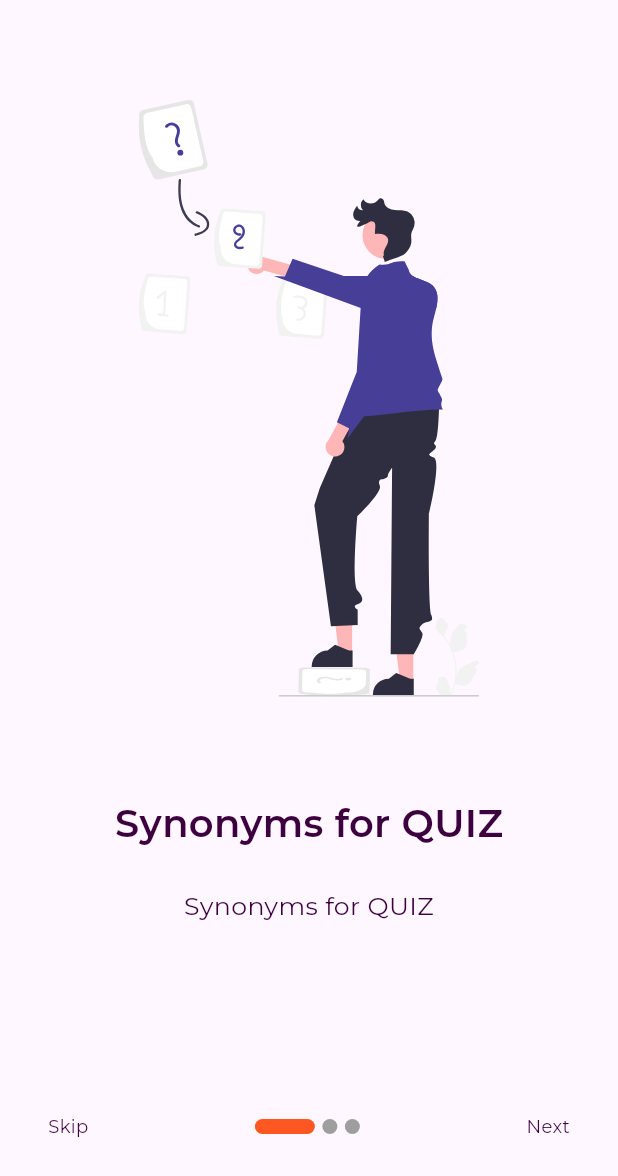
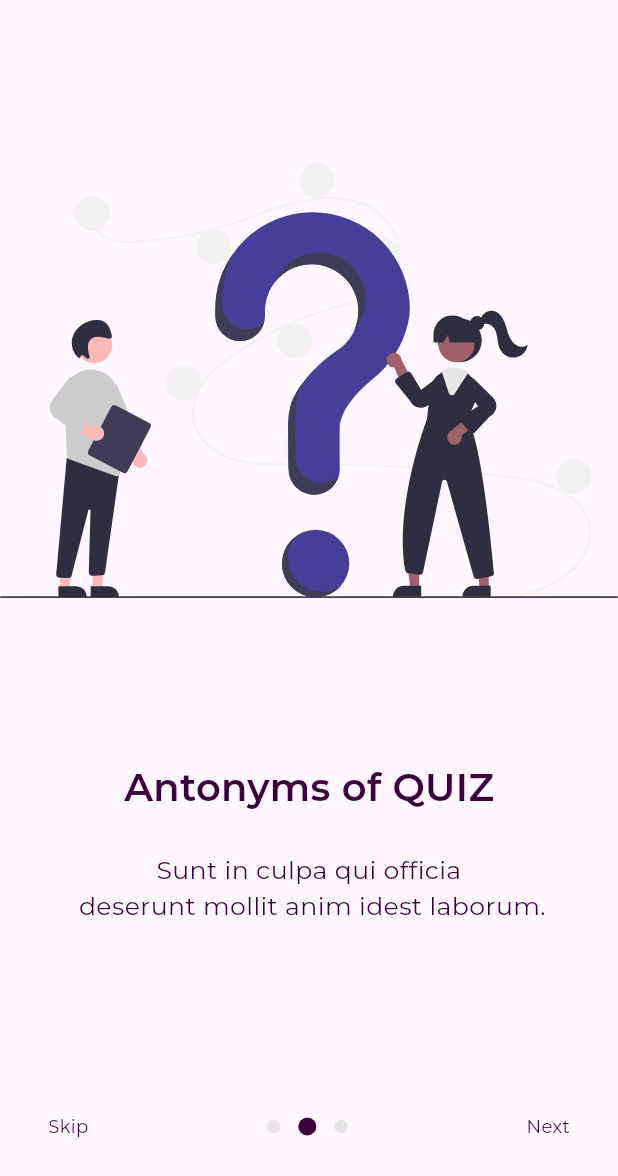
Before and after one commit to ali4hassan9ali2022/qiuz, a Flutter app: the screen it shows after launch, after a tap on "Get Started", after a tap on "Next", on a phone screen of 412 x 824 dp. Shown: the top 1176 px of the screen. Run offline on Flutter 3.47's test engine with Material 3 defaults, Android fonts, the phone set to English and light mode, and no system bars; drawn by our look-alikes of dots_indicator, smooth_page_indicator; our stand-ins replace flutter_bloc, flutter_svg; project files that could hold a hidden picture were left out.

Commit message:
add change dot indicator method to app cubit

```diff
--- a/lib/Cubit/app_cubit.dart
+++ b/lib/Cubit/app_cubit.dart
@@ -0,0 +1,44 @@
+import 'package:flutter/material.dart';
+import 'package:flutter_bloc/flutter_bloc.dart';
+import 'package:quiz_app/Core/utils/assets.dart';
+import 'package:quiz_app/Cubit/app_state.dart';
+import 'package:quiz_app/Featured/on_boarding/Models/item_model.dart';
+
+class AppCubit extends Cubit<AppState> {
+  AppCubit() : super(InitialAppState());
+  int currentIndex = 0;
+  List<ItemModel> items = [
+    ItemModel(
+      image: Assets.imagesOnboardingImage3,
+      title: "Synonyms for QUIZ",
+      subTitle: "Synonyms for QUIZ",
+    ),
+    ItemModel(
+      image: Assets.imagesOnboardingImage2,
+      title: "Antonyms of QUIZ",
+      subTitle:
+          "Sunt in culpa qui officia\n deserunt mollit anim idest laborum.",
+    ),
+    ItemModel(
+      image: Assets.imagesOnboardingImage1,
+      title: "Cool Quiz",
+      subTitle: "Culpa qui officia deserunt mollit anim id est laborum.",
+    ),
+  ];
+  PageController pageController = PageController();
+
+  void lastPageView(int index) {
+    currentIndex = index;
+    emit(ChangePgaeViewAppState());
+  }
+
+  void changeDotIndicator(int index) {
+    currentIndex = index;
+    emit(ChangeDotIndicatorAppState());
+    pageController.animateToPage(
+      currentIndex,
+      duration: Duration(milliseconds: 500),
+      curve: Curves.easeInOut,
+    );
+  }
+}
--- a/lib/Cubit/app_state.dart
+++ b/lib/Cubit/app_state.dart
@@ -1,3 +1,4 @@
 abstract class AppState {}
 class InitialAppState extends AppState{}
 class ChangePgaeViewAppState extends AppState{}
+class ChangeDotIndicatorAppState extends AppState{}
--- a/lib/Featured/on_boarding/View/on_boarding_view.dart
+++ b/lib/Featured/on_boarding/View/on_boarding_view.dart
@@ -1,51 +1,43 @@
 import 'package:flutter/material.dart';
-
-
+import 'package:flutter_bloc/flutter_bloc.dart';
+import 'package:quiz_app/Cubit/app_cubit.dart';
+import 'package:quiz_app/Cubit/app_state.dart';
 import 'package:quiz_app/Featured/on_boarding/Widgets/custom_bottom_nav_bar.dart';
-import 'package:quiz_app/Featured/on_boarding/Widgets/custom_page_view_item.dart';
-import 'package:quiz_app/constents.dart';
+import 'package:quiz_app/Featured/on_boarding/Widgets/on_boarding_view_body.dart';
 
 class OnBoardingView extends StatelessWidget {
   const OnBoardingView({super.key});
   static String id = "OnBoardingView";
   @override
   Widget build(BuildContext context) {
+    var cubit = BlocProvider.of<AppCubit>(context);
+    return BlocConsumer<AppCubit, AppState>(
+      listener: (context, state) {
+        // TODO: implement listener
+      },
+      builder: (context, state) {
         return Scaffold(
           bottomNavigationBar: CustomBottomNavBar(
+            position: cubit.currentIndex.toDouble(),
             onTapNext: () {
-          // if (Constents.currentIndex == Constents.items.length - 1) {
-          // } else {
-          //   Constents.currentIndex = Constents.currentIndex + 1;
-          //   Constents.pageController.nextPage(
-          //     duration: Duration(milliseconds: 500),
-          //     curve: Curves.easeInOut,
-          //   );
-          //   inputData.add(Constents.currentIndex);
-          // }
+              if (cubit.currentIndex == cubit.items.length - 1) {
+              } else {
+                cubit.pageController.nextPage(
+                  duration: Duration(milliseconds: 500),
+                  curve: Curves.easeInOut,
+                );
+              }
             },
 
             onTap: (index) {
-          // Constents.currentIndex = index.toDouble();
-          // Constents.pageController.nextPage(
-          //   duration: Duration(milliseconds: 750),
-          //   curve: Curves.easeInOut,
-          // );
-          // inputData.add(Constents.currentIndex);
+              cubit.changeDotIndicator(index);
             },
 
-        dotsCount: Constents.items.length,
+            dotsCount: cubit.items.length,
           ),
-      body: Padding(
-        padding: const EdgeInsets.symmetric(horizontal: 35),
-        child: PageView.builder(
-          scrollDirection: Axis.horizontal,
-          controller: Constents.pageController,
-          itemCount: Constents.items.length,
-          itemBuilder: (context, index) {
-            return CustomPageViewitem(itemModel: Constents.items[index]);
+          body: OnBoardingViewBody(),
+        );
       },
-        ),
-      ),
     );
   }
 }
--- a/lib/Featured/on_boarding/Widgets/custom_bottom_nav_bar.dart
+++ b/lib/Featured/on_boarding/Widgets/custom_bottom_nav_bar.dart
@@ -1,6 +1,8 @@
+import 'package:dots_indicator/dots_indicator.dart';
 import 'package:flutter/material.dart';
+import 'package:flutter_bloc/flutter_bloc.dart';
 import 'package:quiz_app/Core/utils/app_styles.dart';
-import 'package:quiz_app/constents.dart';
+import 'package:quiz_app/Cubit/app_cubit.dart';
 import 'package:smooth_page_indicator/smooth_page_indicator.dart';
 
 class CustomBottomNavBar extends StatelessWidget {
@@ -10,14 +12,17 @@ class CustomBottomNavBar extends StatelessWidget {
     required this.onTap,
 
     required this.onTapNext,
+    required this.position,
     // required this.outputDataDotIndicator,
   });
   final int dotsCount;
   final Function(int) onTap;
   // final Stream<double> outputDataDotIndicator;
   final VoidCallback onTapNext;
+  final double position;
   @override
   Widget build(BuildContext context) {
+    var cubit = BlocProvider.of<AppCubit>(context);
     return Padding(
       padding: const EdgeInsets.only(left: 32, right: 32, bottom: 53),
       child: SizedBox(
@@ -26,17 +31,16 @@ class CustomBottomNavBar extends StatelessWidget {
           mainAxisAlignment: MainAxisAlignment.spaceBetween,
           children: [
             Text("Skip", style: AppStyles.styleRegular15(context)),
-            SmoothPageIndicator(
-              controller: Constents.pageController,
-              onDotClicked: onTap,
-              count: Constents.items.length,
-              effect: const ExpandingDotsEffect(
-                dotColor: Colors.grey,
-                dotHeight: 10,
-                dotWidth: 10,
-                spacing: 5,
-                expansionFactor: 4,
-                activeDotColor: Colors.deepOrange,
+            DotsIndicator(
+              dotsCount: dotsCount,
+              onTap: onTap,
+              position: position,
+              animate: true,
+              animationDuration: Duration(milliseconds: 500),
+              decorator: DotsDecorator(
+                activeColor: Color(0xff3D003E),
+                activeSize: Size(12, 12),
+                color: Color(0xffE5E5E5),
               ),
             ),
             GestureDetector(
@@ -49,3 +53,19 @@ class CustomBottomNavBar extends StatelessWidget {
     );
   }
 }
+
+
+
+ // SmoothPageIndicator(
+            //   controller: cubit.pageController,
+            //   onDotClicked: onTap,
+            //   count: cubit.items.length,
+            //   effect: const ExpandingDotsEffect(
+            //     dotColor: Colors.grey,
+            //     dotHeight: 10,
+            //     dotWidth: 10,
+            //     spacing: 5,
+            //     expansionFactor: 4,
+            //     activeDotColor: Colors.deepOrange,
+            //   ),
+            // ),
--- a/lib/Featured/on_boarding/Widgets/on_boarding_view_body.dart
+++ b/lib/Featured/on_boarding/Widgets/on_boarding_view_body.dart
@@ -1,18 +1,23 @@
 import 'package:flutter/material.dart';
+import 'package:flutter_bloc/flutter_bloc.dart';
+import 'package:quiz_app/Cubit/app_cubit.dart';
 import 'package:quiz_app/Featured/on_boarding/Widgets/custom_page_view_item.dart';
-import 'package:quiz_app/constents.dart';
 
 class OnBoardingViewBody extends StatelessWidget {
   const OnBoardingViewBody({super.key});
 
   @override
   Widget build(BuildContext context) {
+    var cubit = BlocProvider.of<AppCubit>(context);
     return PageView.builder(
       scrollDirection: Axis.horizontal,
-      controller: Constents.pageController,
-      itemCount: Constents.items.length,
+      onPageChanged: (value) {
+        cubit.lastPageView(value);
+      },
+      controller: cubit.pageController,
+      itemCount: cubit.items.length,
       itemBuilder: (context, index) {
-        return CustomPageViewitem(itemModel: Constents.items[index]);
+        return CustomPageViewitem(itemModel: cubit.items[index]);
       },
     );
   }
--- a/lib/constents.dart
+++ b/lib/constents.dart
@@ -1,26 +1,8 @@
-import 'package:flutter/material.dart';
-import 'package:quiz_app/Core/utils/assets.dart';
-import 'package:quiz_app/Featured/on_boarding/Models/item_model.dart';
+// import 'package:flutter/material.dart';
+// import 'package:quiz_app/Core/utils/assets.dart';
+// import 'package:quiz_app/Featured/on_boarding/Models/item_model.dart';
 
-abstract class Constents {
-  static List<ItemModel> items = [
-    ItemModel(
-      image: Assets.imagesOnboardingImage3,
-      title: "Synonyms for QUIZ",
-      subTitle: "Synonyms for QUIZ",
-    ),
-    ItemModel(
-      image: Assets.imagesOnboardingImage2,
-      title: "Antonyms of QUIZ",
-      subTitle:
-          "Sunt in culpa qui officia\n deserunt mollit anim idest laborum.",
-    ),
-    ItemModel(
-      image: Assets.imagesOnboardingImage1,
-      title: "Cool Quiz",
-      subTitle: "Culpa qui officia deserunt mollit anim id est laborum.",
-    ),
-  ];
- static PageController pageController = PageController();
-//  static double currentIndex = 0;
-}
+// abstract class Constents {
+//   static
+// //  static double currentIndex = 0;
+// }
--- a/lib/main.dart
+++ b/lib/main.dart
@@ -1,4 +1,6 @@
 import 'package:flutter/material.dart';
+import 'package:flutter_bloc/flutter_bloc.dart';
+import 'package:quiz_app/Cubit/app_cubit.dart';
 import 'package:quiz_app/Featured/Splash/Views/splash_view.dart';
 import 'package:quiz_app/Featured/on_boarding/View/on_boarding_view.dart';
 
@@ -11,13 +13,16 @@ class QuizApp extends StatelessWidget {
 
   @override
   Widget build(BuildContext context) {
-    return MaterialApp(
+    return BlocProvider(
+      create: (context) => AppCubit(),
+      child: MaterialApp(
         debugShowCheckedModeBanner: false,
         routes: {
           SplashView.id: (context) => SplashView(),
           OnBoardingView.id: (context) => OnBoardingView(),
         },
         initialRoute: SplashView.id,
+      ),
     );
   }
 }
```
Lines whose indentation alone changed are shown as unchanged.
